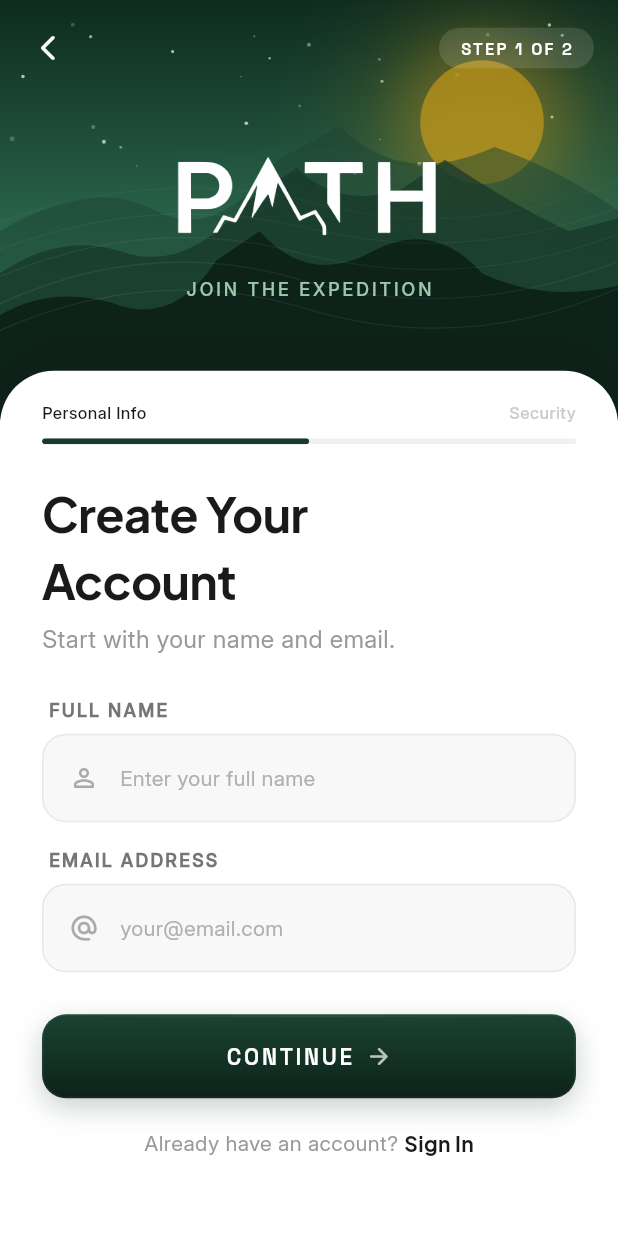
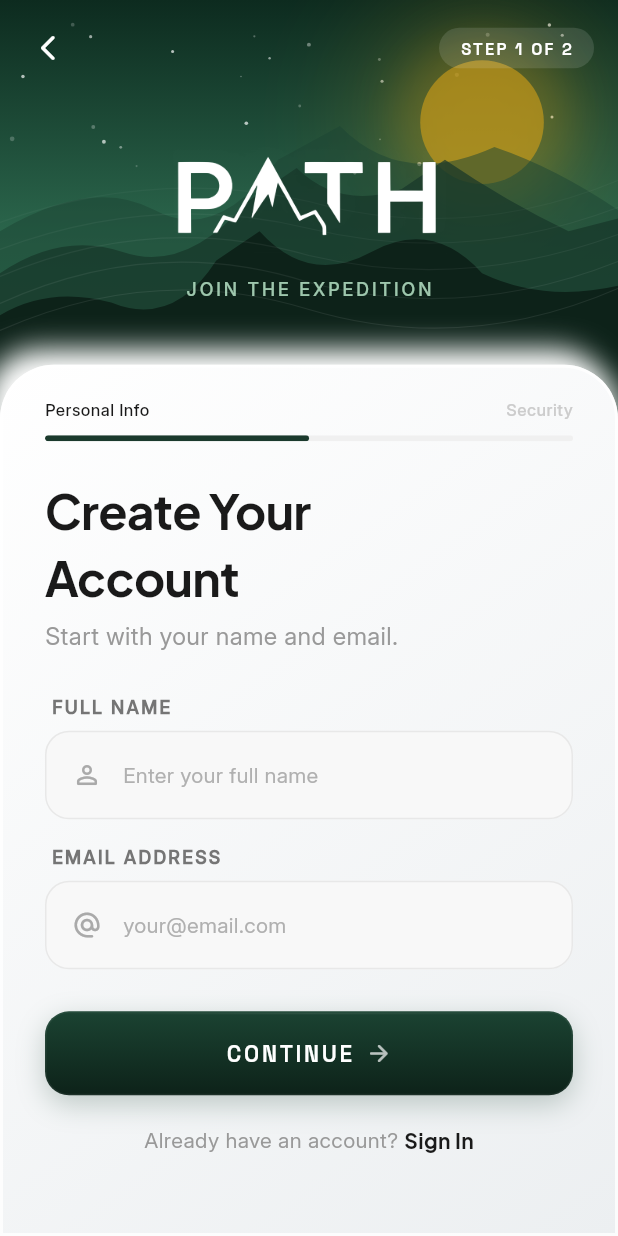
Before and after one commit to Sujal-neupane/Path-app, a Flutter app: the RegisterScreen screen opened by its route, on a phone screen of 412 x 824 dp. Run offline on Flutter 3.47's test engine with Material 3 defaults, Android fonts, the phone set to English and light mode, and no system bars; our stand-ins replace dio, equatable, flutter_riverpod, flutter_secure_storage, go_router, google_fonts and 3 more; accounts and stored records are empty; project files that could hold a hidden picture were left out.

Commit message:
style(ui): apply claymorphism to login and register form cards
- ClayContainer: add customBorderRadius prop for asymmetric radii
- Login screen: replace flat Container with ClayContainer (depth:8)
- Register screen: replace flat Container with ClayContainer (depth:8)
- Both use top-only rounded corners for the bottom sheet form effect

```diff
--- /dev/null
+++ b/lib/core/components/clay_container.dart
@@ -0,0 +1,110 @@
+import 'package:flutter/material.dart';
+import 'package:path_app/core/theme/light_colors.dart';
+
+class ClayContainer extends StatelessWidget {
+  final Widget child;
+  final double depth;
+  final double spread;
+  final double borderRadius;
+  final Color? color;
+  final EdgeInsetsGeometry? padding;
+  final EdgeInsetsGeometry? margin;
+  final BoxBorder? border;
+  final bool isDark;
+  final bool isFlat;
+  final BorderRadiusGeometry? customBorderRadius;
+
+  const ClayContainer({
+    super.key,
+    required this.child,
+    this.depth = 8.0,
+    this.spread = 4.0,
+    this.borderRadius = 24.0,
+    this.color,
+    this.padding = const EdgeInsets.all(16.0),
+    this.margin,
+    this.border,
+    this.isDark = false,
+    this.isFlat = false,
+    this.customBorderRadius,
+  });
+
+  @override
+  Widget build(BuildContext context) {
+    final baseColor = color ?? (isDark ? LightColors.summitDark : Colors.white);
+
+    // Calculate light and dark tones for the inner gradient and outer shadows
+    final lightColor = _getLightColor(baseColor);
+    final darkColor = _getDarkColor(baseColor);
+
+    // Claymorphism lighting gradient
+    final gradient = LinearGradient(
+      colors: isFlat
+        ? [baseColor, baseColor]
+        : [lightColor, darkColor],
+      begin: Alignment.topLeft,
+      end: Alignment.bottomRight,
+    );
+
+    // Claymorphic double outer shadow system
+    final shadows = [
+      // Dark bottom-right shadow (recess depth)
+      BoxShadow(
+        color: isDark
+          ? const Color(0xFF08140E).withValues(alpha: 0.5)
+          : const Color(0xFFC0C9C3).withValues(alpha: 0.6),
+        offset: Offset(depth, depth),
+        blurRadius: depth * 2,
+        spreadRadius: spread * 0.5,
+      ),
+      // Light top-left shadow (ambient glow)
+      BoxShadow(
+        color: isDark
+          ? Colors.white.withValues(alpha: 0.04)
+          : Colors.white,
+        offset: Offset(-depth, -depth),
+        blurRadius: depth * 2,
+        spreadRadius: spread * 0.5,
+      ),
+    ];
+
+    // Top-left highlight border simulating 3D highlight edge
+    final defaultBorder = Border.all(
+      color: isDark
+        ? Colors.white.withValues(alpha: 0.12)
+        : Colors.white.withValues(alpha: 0.8),
+      width: 2.0,
+    );
+
+    final resolvedBorderRadius = customBorderRadius ?? BorderRadius.circular(borderRadius);
+
+    return AnimatedContainer(
+      duration: const Duration(milliseconds: 200),
+      margin: margin,
+      padding: padding,
+      decoration: BoxDecoration(
+        gradient: gradient,
+        borderRadius: resolvedBorderRadius,
+        border: border ?? defaultBorder,
+        boxShadow: shadows,
+      ),
+      child: child,
+    );
+  }
+
+  Color _getLightColor(Color color) {
+    if (color == Colors.white) return color;
+
+    // Tint color towards white to create top-left highlight source
+    final hsl = HSLColor.fromColor(color);
+    return hsl.withLightness((hsl.lightness + 0.06).clamp(0.0, 1.0)).toColor();
+  }
+
+  Color _getDarkColor(Color color) {
+    if (color == Colors.white) return const Color(0xFFECEFF1);
+
+    // Shade color slightly to create bottom-right shadow sink
+    final hsl = HSLColor.fromColor(color);
+    return hsl.withLightness((hsl.lightness - 0.05).clamp(0.0, 1.0)).toColor();
+  }
+}
--- a/lib/features/auth/presentation/screens/login_screen.dart
+++ b/lib/features/auth/presentation/screens/login_screen.dart
@@ -1,6 +1,7 @@
 import 'package:flutter/material.dart';
 import 'package:flutter_riverpod/flutter_riverpod.dart';
 import 'package:go_router/go_router.dart';
+import 'package:path_app/core/components/clay_container.dart';
 import 'package:path_app/core/theme/light_colors.dart';
 import 'package:path_app/core/theme/app_text_styles.dart';
 import 'package:path_app/features/auth/presentation/state/auth_state.dart';
@@ -128,22 +129,17 @@ class _LoginScreenState extends ConsumerState<LoginScreen>
               ).animate(_cardSlide),
               child: FadeTransition(
                 opacity: _cardFade,
-                child: Container(
-                  height: size.height * 0.66,
-                  decoration: BoxDecoration(
+                child: ClayContainer(
+                  depth: 8,
+                  spread: 4,
+                  borderRadius: 36,
                   color: Colors.white,
-                    borderRadius: const BorderRadius.only(
+                  customBorderRadius: const BorderRadius.only(
                     topLeft: Radius.circular(36),
                     topRight: Radius.circular(36),
                   ),
-                    boxShadow: [
-                      BoxShadow(
-                        color: Colors.black.withValues(alpha: 0.06),
-                        blurRadius: 40,
-                        offset: const Offset(0, -8),
-                      ),
-                    ],
-                  ),
+                  child: SizedBox(
+                    height: size.height * 0.66,
                     child: SingleChildScrollView(
                       physics: const BouncingScrollPhysics(),
                       padding: EdgeInsets.fromLTRB(
@@ -229,8 +225,9 @@ class _LoginScreenState extends ConsumerState<LoginScreen>
                               mainAxisAlignment: MainAxisAlignment.spaceBetween,
                               children: [
                                 GestureDetector(
-                                onTap: () =>
-                                    setState(() => _rememberMe = !_rememberMe),
+                                  onTap: () => setState(
+                                    () => _rememberMe = !_rememberMe,
+                                  ),
                                   child: Row(
                                     children: [
                                       AnimatedContainer(
@@ -243,7 +240,9 @@ class _LoginScreenState extends ConsumerState<LoginScreen>
                                           color: _rememberMe
                                               ? LightColors.summitDark
                                               : Colors.transparent,
-                                        borderRadius: BorderRadius.circular(6),
+                                          borderRadius: BorderRadius.circular(
+                                            6,
+                                          ),
                                           border: Border.all(
                                             color: _rememberMe
                                                 ? LightColors.summitDark
@@ -274,7 +273,7 @@ class _LoginScreenState extends ConsumerState<LoginScreen>
                                 ),
                                 GestureDetector(
                                   onTap: () {
-                                  // TODO: Forgot password flow
+                                    context.push('/forgot-password');
                                   },
                                   child: const Text(
                                     'Forgot Password?',
@@ -350,6 +349,7 @@ class _LoginScreenState extends ConsumerState<LoginScreen>
                 ),
               ),
             ),
+          ),
         ],
       ),
     );
--- a/lib/features/auth/presentation/screens/register_screen.dart
+++ b/lib/features/auth/presentation/screens/register_screen.dart
@@ -1,6 +1,7 @@
 import 'package:flutter/material.dart';
 import 'package:flutter_riverpod/flutter_riverpod.dart';
 import 'package:go_router/go_router.dart';
+import 'package:path_app/core/components/clay_container.dart';
 import 'package:path_app/core/theme/light_colors.dart';
 import 'package:path_app/core/theme/app_text_styles.dart';
 import 'package:path_app/features/auth/presentation/state/auth_state.dart';
@@ -200,22 +201,18 @@ class _RegisterScreenState extends ConsumerState<RegisterScreen>
               ).animate(_formFade),
               child: FadeTransition(
                 opacity: _formFade,
-                child: Container(
-                  height: size.height * 0.70,
-                  decoration: BoxDecoration(
+                child: ClayContainer(
+                  depth: 8,
+                  spread: 4,
+                  borderRadius: 36,
                   color: Colors.white,
-                    borderRadius: const BorderRadius.only(
+                  padding: EdgeInsets.zero,
+                  customBorderRadius: const BorderRadius.only(
                     topLeft: Radius.circular(36),
                     topRight: Radius.circular(36),
                   ),
-                    boxShadow: [
-                      BoxShadow(
-                        color: Colors.black.withValues(alpha: 0.06),
-                        blurRadius: 40,
-                        offset: const Offset(0, -8),
-                      ),
-                    ],
-                  ),
+                  child: SizedBox(
+                    height: size.height * 0.70,
                     child: Column(
                       children: [
                         // Progress bar
@@ -239,7 +236,8 @@ class _RegisterScreenState extends ConsumerState<RegisterScreen>
                                   duration: const Duration(milliseconds: 300),
                                   child: Column(
                                     key: ValueKey(_currentStep),
-                                  crossAxisAlignment: CrossAxisAlignment.start,
+                                    crossAxisAlignment:
+                                        CrossAxisAlignment.start,
                                     children: [
                                       Text(
                                         _currentStep == 0
@@ -310,7 +308,8 @@ class _RegisterScreenState extends ConsumerState<RegisterScreen>
                                 if (_currentStep == 0)
                                   Center(
                                     child: Row(
-                                    mainAxisAlignment: MainAxisAlignment.center,
+                                      mainAxisAlignment:
+                                          MainAxisAlignment.center,
                                       children: [
                                         const Text(
                                           'Already have an account? ',
@@ -351,6 +350,7 @@ class _RegisterScreenState extends ConsumerState<RegisterScreen>
                           ),
                         ),
                       ],
+                    ),
                   ),
                 ),
               ),
```
Lines whose indentation alone changed are shown as unchanged.
